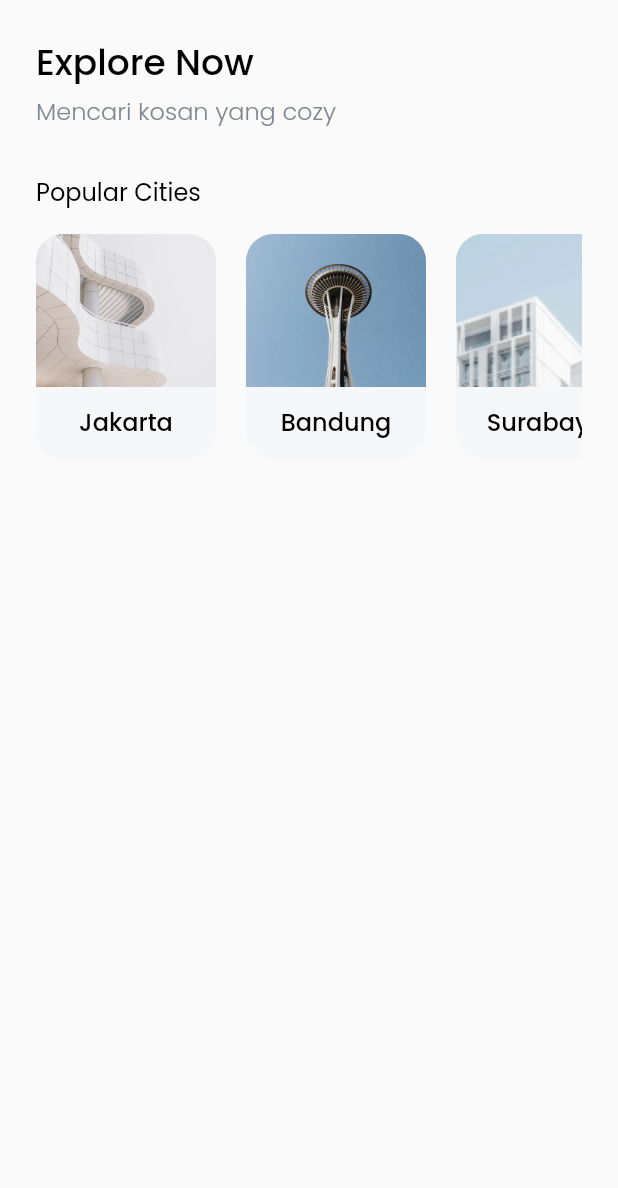
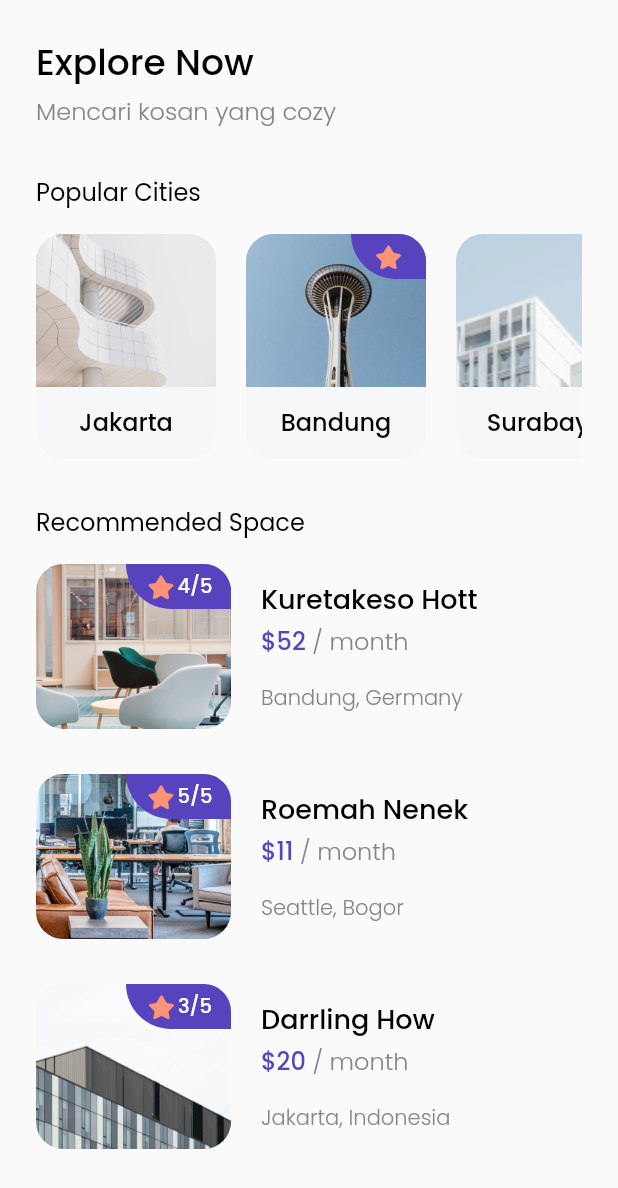
Before and after one commit to asrafilll/bwa_cozy, a Flutter app: the HomePage screen opened directly, on a phone screen of 412 x 824 dp. Shown: the top 1188 px of the screen. Run offline on Flutter 3.47's test engine with Material 2 defaults, Android fonts, the phone set to English and light mode, and no system bars; our stand-ins replace google_fonts.

Commit message:
homepage 50%

```diff
--- a/lib/models/city.dart
+++ b/lib/models/city.dart
@@ -2,6 +2,11 @@ class City {
   late int id;
   late String name;
   late String image_url;
+  bool isPopular;
 
-  City({required this.id, required this.name, required this.image_url});
+  City(
+      {required this.id,
+      required this.name,
+      required this.image_url,
+      this.isPopular = false});
 }
--- /dev/null
+++ b/lib/models/space.dart
@@ -0,0 +1,18 @@
+class Space {
+  late int id;
+  late String name;
+  late String imageUrl;
+  late int price;
+  late String city;
+  late String country;
+  late int rate;
+
+  Space(
+      {required this.id,
+      required this.name,
+      required this.imageUrl,
+      required this.price,
+      required this.city,
+      required this.country,
+      required this.rate});
+}
--- a/lib/pages/home_page.dart
+++ b/lib/pages/home_page.dart
@@ -1,6 +1,8 @@
 import 'package:bwa_cozy/models/city.dart';
+import 'package:bwa_cozy/models/space.dart';
 import 'package:bwa_cozy/theme.dart';
 import 'package:bwa_cozy/widgets/city_card.dart';
+import 'package:bwa_cozy/widgets/space_card.dart';
 import 'package:flutter/material.dart';
 
 class HomePage extends StatelessWidget {
@@ -12,6 +14,7 @@ class HomePage extends StatelessWidget {
         padding: const EdgeInsets.all(24.0),
         child: ListView(
           children: [
+            // NOTE: TITLE/HEADER
             Text(
               "Explore Now",
               style: blackTextStyle.copyWith(
@@ -30,6 +33,8 @@ class HomePage extends StatelessWidget {
             SizedBox(
               height: 30,
             ),
+
+            // NOTE : POPULAR CITIES
             Text(
               "Popular Cities",
               style: regularTextStyle.copyWith(
@@ -51,10 +56,13 @@ class HomePage extends StatelessWidget {
                   SizedBox(
                     width: 20,
                   ),
-                  CityCard(City(
-                      id: 2,
-                      name: "Bandung",
-                      image_url: 'assets/images/city2.png')),
+                  CityCard(
+                    City(
+                        id: 2,
+                        name: "Bandung",
+                        image_url: 'assets/images/city2.png',
+                        isPopular: true),
+                  ),
                   SizedBox(
                     width: 20,
                   ),
@@ -62,8 +70,64 @@ class HomePage extends StatelessWidget {
                       id: 3,
                       name: "Surabaya",
                       image_url: 'assets/images/city3.png')),
+                  SizedBox(
+                    width: 24,
+                  )
                 ],
               ),
+            ),
+            SizedBox(
+              height: 30,
+            ),
+            // NOTE : RECOMMENDED SPACE
+            Text("Recommended Space",
+                style: regularTextStyle.copyWith(
+                  fontSize: 16,
+                )),
+            SizedBox(
+              height: 16,
+            ),
+            Column(
+              children: [
+                SpaceCard(Space(
+                    id: 1,
+                    name: 'Kuretakeso Hott',
+                    imageUrl: 'assets/images/space1.png',
+                    price: 52,
+                    city: 'Bandung',
+                    country: 'Germany',
+                    rate: 4)),
+                SizedBox(
+                  height: 30,
+                ),
+                SpaceCard(Space(
+                    id: 2,
+                    name: 'Roemah Nenek',
+                    imageUrl: 'assets/images/space2.png',
+                    price: 11,
+                    city: 'Seattle',
+                    country: 'Bogor',
+                    rate: 5)),
+                SizedBox(
+                  height: 30,
+                ),
+                SpaceCard(Space(
+                    id: 3,
+                    name: 'Darrling How',
+                    imageUrl: 'assets/images/space3.png',
+                    price: 20,
+                    city: 'Jakarta',
+                    country: 'Indonesia',
+                    rate: 3)),
+              ],
+            ),
+            SizedBox(
+              height: 30,
+            ),
+            //NOTE : TIPS & GUIDANCE
+            Text(
+              "Tips & Guidance",
+              style: regularTextStyle.copyWith(fontSize: 16),
             )
           ],
         ),
--- a/lib/widgets/city_card.dart
+++ b/lib/widgets/city_card.dart
@@ -16,12 +16,33 @@ class CityCard extends StatelessWidget {
         color: Color(0xffF6F7F8),
         child: Column(
           children: [
+            Stack(children: [
               Image.asset(
                 city.image_url,
                 height: 102,
                 width: 120,
                 fit: BoxFit.cover,
               ),
+              city.isPopular
+                  ? Align(
+                      alignment: Alignment.topRight,
+                      child: Container(
+                        width: 50,
+                        height: 30,
+                        child: Center(
+                            child: Image.asset(
+                          'assets/images/icon_star.png',
+                          width: 22,
+                          height: 22,
+                        )),
+                        decoration: BoxDecoration(
+                            color: purpleColor,
+                            borderRadius: BorderRadius.only(
+                                bottomLeft: Radius.circular(30))),
+                      ),
+                    )
+                  : Container(),
+            ]),
             SizedBox(
               height: 11,
             ),
@@ -30,7 +51,7 @@ class CityCard extends StatelessWidget {
               style: blackTextStyle.copyWith(
                 fontSize: 16,
               ),
-            )
+            ),
           ],
         ),
       ),
--- /dev/null
+++ b/lib/widgets/space_card.dart
@@ -0,0 +1,86 @@
+import 'package:bwa_cozy/models/space.dart';
+import 'package:flutter/material.dart';
+import 'package:bwa_cozy/theme.dart';
+
+class SpaceCard extends StatelessWidget {
+  final Space space;
+  SpaceCard(this.space);
+
+  @override
+  Widget build(BuildContext context) {
+    return Row(
+      children: [
+        ClipRRect(
+          borderRadius: BorderRadius.circular(18),
+          child: Container(
+              width: 130,
+              height: 110,
+              child: Stack(
+                children: [
+                  Image.asset(space.imageUrl),
+                  Align(
+                    alignment: Alignment.topRight,
+                    child: Container(
+                      width: 70,
+                      height: 30,
+                      child: Row(
+                        mainAxisAlignment: MainAxisAlignment.center,
+                        crossAxisAlignment: CrossAxisAlignment.center,
+                        children: [
+                          Image.asset(
+                            'assets/images/icon_star.png',
+                            width: 22,
+                            height: 22,
+                          ),
+                          Text(
+                            "${space.rate}/5",
+                            style: whiteTextStyle.copyWith(
+                              fontSize: 13,
+                            ),
+                          ),
+                        ],
+                      ),
+                      decoration: BoxDecoration(
+                          color: purpleColor,
+                          borderRadius: BorderRadius.only(
+                              bottomLeft: Radius.circular(30))),
+                    ),
+                  )
+                ],
+              )),
+        ),
+        SizedBox(
+          width: 20,
+        ),
+        Column(
+          crossAxisAlignment: CrossAxisAlignment.start,
+          children: [
+            Text(space.name,
+                style: blackTextStyle.copyWith(
+                  fontSize: 18,
+                )),
+            SizedBox(
+              height: 2,
+            ),
+            Text.rich(TextSpan(
+                text: '\$${space.price}',
+                style: purpleTextStyle.copyWith(
+                  fontSize: 16,
+                ),
+                children: [
+                  TextSpan(
+                      text: ' / month',
+                      style: greyTextStyle.copyWith(
+                        fontSize: 16,
+                      ))
+                ])),
+            SizedBox(
+              height: 16,
+            ),
+            Text('${space.city}, ${space.country}', style: greyTextStyle)
+          ],
+        )
+      ],
+    );
+  }
+}
```
Lines whose indentation alone changed are shown as unchanged.
